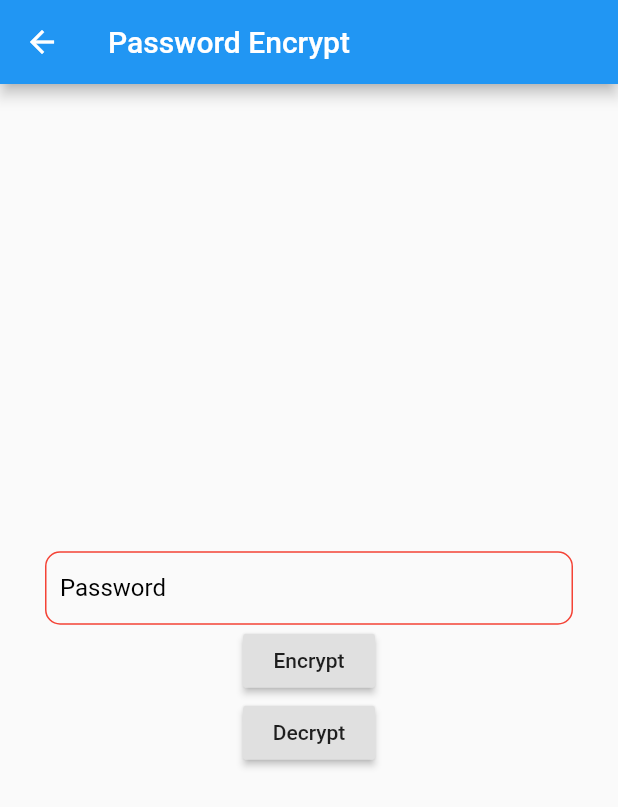
After one commit to theTrivia/pssswd, a Flutter app: the SomeNewPage screen opened directly, after a tap on "Decrypt", on a phone screen of 412 x 824 dp. The commit adds this screen. Shown: the top 807 px of the screen. Run offline on Flutter 3.47's test engine with Material 2 defaults, Android fonts, the phone set to English and light mode, and no system bars; our stand-ins replace cloud_firestore, firebase_core, fluttertoast; missing offline and left inert: encrypt, flutter_config, flutter_string_encryption, pointycastle; accounts and stored records are empty.

Commit message:
added the functionality of encrypt/decrypt of password. Needs rework though.

```diff
--- /dev/null
+++ b/lib/SomeNewPage.dart
@@ -0,0 +1,85 @@
+import 'package:flutter/material.dart';
+import 'package:flutter_string_encryption/flutter_string_encryption.dart';
+
+class SomeNewPage extends StatefulWidget {
+  @override
+  State<SomeNewPage> createState() => _SomeNewPageState();
+}
+
+class _SomeNewPageState extends State<SomeNewPage> {
+  TextEditingController pass = TextEditingController();
+  var key = "null";
+  late String encryptedS, decryptedS;
+  var password = "null";
+  late PlatformStringCryptor cryptor;
+  @override
+  Widget build(BuildContext context) {
+    return Scaffold(
+      appBar: AppBar(
+        title: Text("Password Encrypt"),
+      ),
+      body: Center(
+        child: Column(
+          mainAxisAlignment: MainAxisAlignment.center,
+          children: [
+            Padding(
+              padding: const EdgeInsets.fromLTRB(30, 0, 30, 0),
+              child: TextField(
+                controller: pass,
+                decoration: InputDecoration(
+                  hintText: 'Password',
+                  hintStyle: TextStyle(color: Colors.black),
+                  enabledBorder: OutlineInputBorder(
+                    borderRadius: new BorderRadius.circular(10.0),
+                    borderSide: BorderSide(color: Colors.red),
+                  ),
+                  focusedBorder: OutlineInputBorder(
+                      borderRadius: new BorderRadius.circular(10.0),
+                      borderSide: BorderSide(color: Colors.blue)),
+                  isDense: true, // Added this
+                  contentPadding: EdgeInsets.fromLTRB(10, 20, 10, 10),
+                ),
+                cursorColor: Colors.white,
+              ),
+            ),
+            RaisedButton(
+              onPressed: () {
+                Encrypt();
+              },
+              child: Text("Encrypt"),
+            ),
+            RaisedButton(
+              onPressed: () {
+                Decrypt();
+              },
+              child: Text("Decrypt"),
+            ),
+          ],
+        ),
+      ),
+    );
+  }
+
+// method to Encrypt String Password
+  void Encrypt() async {
+    cryptor = PlatformStringCryptor();
+    final salt = await cryptor.generateSalt();
+    password = pass.text;
+    key = await cryptor.generateKeyFromPassword(password, salt);
+    // here pass the password entered by user and the key
+    encryptedS = await cryptor.encrypt(password, key);
+    print(key);
+    print(encryptedS);
+  }
+
+// method to decrypt String Password
+  void Decrypt() async {
+    try {
+      //here pass encrypted string and the key to decrypt it
+      decryptedS = await cryptor.decrypt(
+          "2eDXlDsDcWSJzMWYFGurrw==:jxHniO5fo0tqpCpyK7XC/UWa+akWzcnJ8cLRTvT51xo=:O8K9aKVRZIM6LK0L43wf5A==",
+          "RBFQL6yjxLQXrDvwccvlpQ==:FZjP9hj46KeYj2dYPrjkqiRxyEsZJtH2iXyDALTStWc=");
+      print(decryptedS);
+    } on MacMismatchException {}
+  }
+}
--- a/lib/addPasswd.dart
+++ b/lib/addPasswd.dart
@@ -3,6 +3,7 @@ import 'dart:math';
 import 'package:cloud_firestore/cloud_firestore.dart';
 import 'package:flutter/material.dart';
 import 'package:provider/provider.dart';
+import 'package:pssswd/functions/passwordEncrypter.dart';
 
 import 'package:pssswd/models/passwd.dart';
 import 'package:pssswd/providers/user_entries.dart';
@@ -28,9 +29,9 @@ class _AddPasswdState extends State<AddPasswd> {
             padding: const EdgeInsets.only(left: 10, right: 10),
             child: Column(
               children: [
-                Container(
-                  child: Text(context.watch<UserEntries>().entries.toString()),
-                ),
+                // Container(
+                //   child: Text(context.watch<UserEntries>().entries.toString()),
+                // ),
                 TextFormField(
                   decoration: InputDecoration(
                     labelText: 'Enter the domain',
@@ -51,10 +52,27 @@ class _AddPasswdState extends State<AddPasswd> {
                       timestamp: Timestamp.now(),
                     );
 
+                    var pss = PasswordEnrypter();
+                    final encryptedPasswordMap =
+                        await pss.encryptPassword(newEntry.password);
+                    // final encryptedPasswordMap =
+                    //     await pss.aesCbcEncrypt("fdsugfdsfusdvfusdf","fsdfsduifuisbd",newEntry.password);
+
+                    // print(
+                    //     'Encrypted Pssword data ------------ ${encryptedPasswordMap['key']}');
+
+                    // var decryptedPasswordpp =
+                    // await pss.getDecryptedPassword(
+                    //     encryptedPasswordMap['encryptedPassword'],
+                    //     encryptedPasswordMap['key']);
+                    // print(
+                    //     'decrypted password data -------------- ${decryptedPasswordpp}');
+
                     final newEntryPush = {
                       "user_id": newEntry.user_id,
                       "domain": newEntry.domain,
-                      "password": newEntry.password,
+                      "password": encryptedPasswordMap['encryptedPassword'],
+                      "password_key": encryptedPasswordMap['key'],
                       "timestamp": newEntry.timestamp,
                     };
 
--- a/lib/passwdCard.dart
+++ b/lib/passwdCard.dart
@@ -9,13 +9,15 @@ import 'package:pssswd/passwdList.dart';
 import 'package:pssswd/providers/user_entries.dart';
 
 import 'addPasswd.dart';
+import 'functions/passwordDecrypter.dart';
 
 class PasswdCard extends StatefulWidget {
   var domain;
+  var password_key;
   var password;
   var entry_id;
 
-  PasswdCard(this.domain, this.password, this.entry_id);
+  PasswdCard(this.domain, this.password, this.password_key, this.entry_id);
 
   @override
   State<PasswdCard> createState() => _PasswdCardState();
@@ -45,8 +47,12 @@ class _PasswdCardState extends State<PasswdCard> {
                 width: 210,
               ),
               IconButton(
-                onPressed: () {
-                  Clipboard.setData(ClipboardData(text: passwd));
+                onPressed: () async {
+                  var pss = PasswordDecrypter();
+                  final decryptedPassword = await pss.getDecryptedPassword(
+                      widget.password, widget.password_key);
+                  // print('psssssssssssssss ${decryptedPassword}');
+                  Clipboard.setData(ClipboardData(text: decryptedPassword));
 
                   Fluttertoast.showToast(
                     msg: 'pssswd copied!',
--- a/lib/passwdList.dart
+++ b/lib/passwdList.dart
@@ -1,6 +1,8 @@
 import 'package:cloud_firestore/cloud_firestore.dart';
 import 'package:flutter/material.dart';
 import 'package:provider/provider.dart';
+import 'package:pssswd/functions/passwordDecrypter.dart';
+import 'package:pssswd/functions/passwordEncrypter.dart';
 import 'package:pssswd/passwdCard.dart';
 import 'package:pssswd/providers/user_entries.dart';
 
@@ -27,10 +29,17 @@ class _PasswdListState extends State<PasswdList> {
               itemCount: context.watch<UserEntries>().entries.length,
               itemBuilder: (ctx, index) {
                 print(context.watch<UserEntries>().entries.length);
+
+                // final decryptedPassword =
+                //     pss.getDecryptedPassword(newEntry.password);
                 return PasswdCard(
                   context.watch<UserEntries>().entries[index]['data']['domain'],
+                  // context.watch<UserEntries>().entries[index]['data']
+                  //     ['password'],
                   context.watch<UserEntries>().entries[index]['data']
                       ['password'],
+                  context.watch<UserEntries>().entries[index]['data']
+                      ['password_key'],
                   context.watch<UserEntries>().entries[index]['entry_id'],
                 );
               },
--- a/pubspec.yaml
+++ b/pubspec.yaml
@@ -33,6 +33,8 @@ dependencies:
   provider: ^6.0.3
   async: ^2.8.2
   flutter_dotenv: ^5.0.2
+  encrypt: ^5.0.1
+  flutter_string_encryption: ^0.3.1
 
 
   # The following adds the Cupertino Icons font to your application.
```
Also changed, not shown: lib/functions/passwordDecrypter.dart (added, +19 -0 lines), lib/functions/passwordEncrypter.dart (added, +35 -0 lines), lib/functions/passwordSalter.dart (deleted, +0 -9 lines), lib/main.dart (+6 -1 lines), pubspec.lock, 2 other files.
